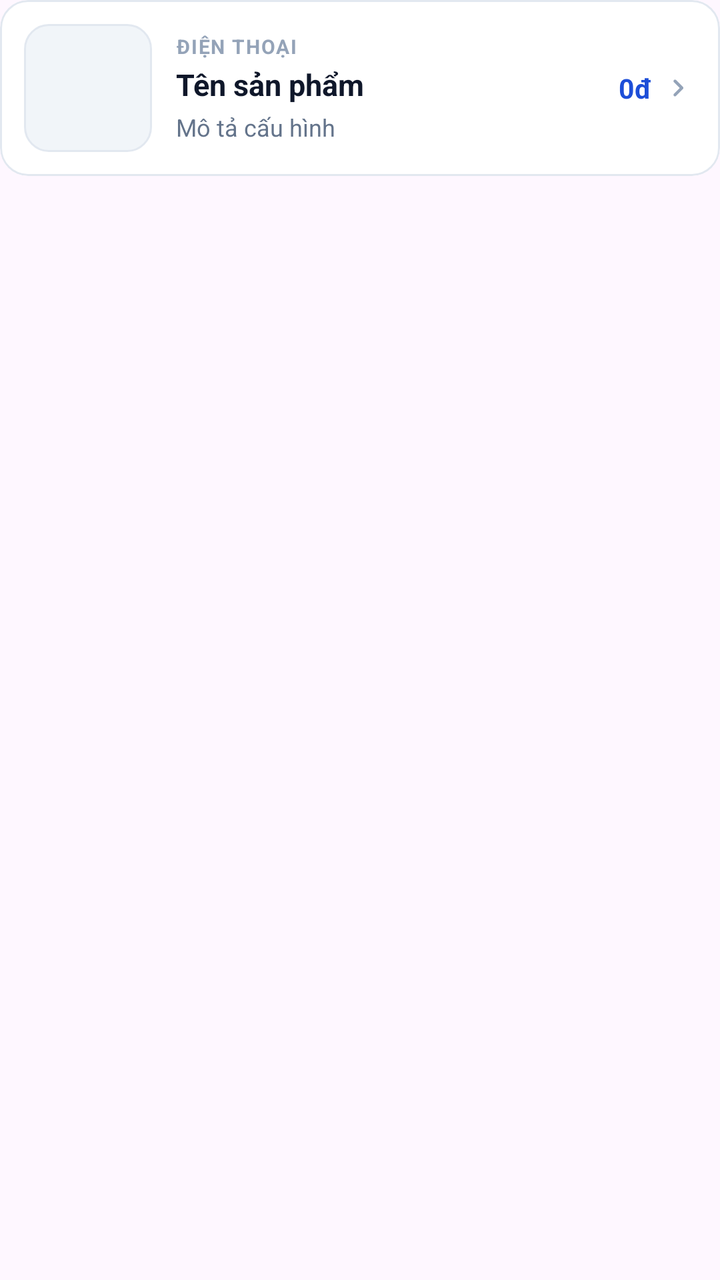
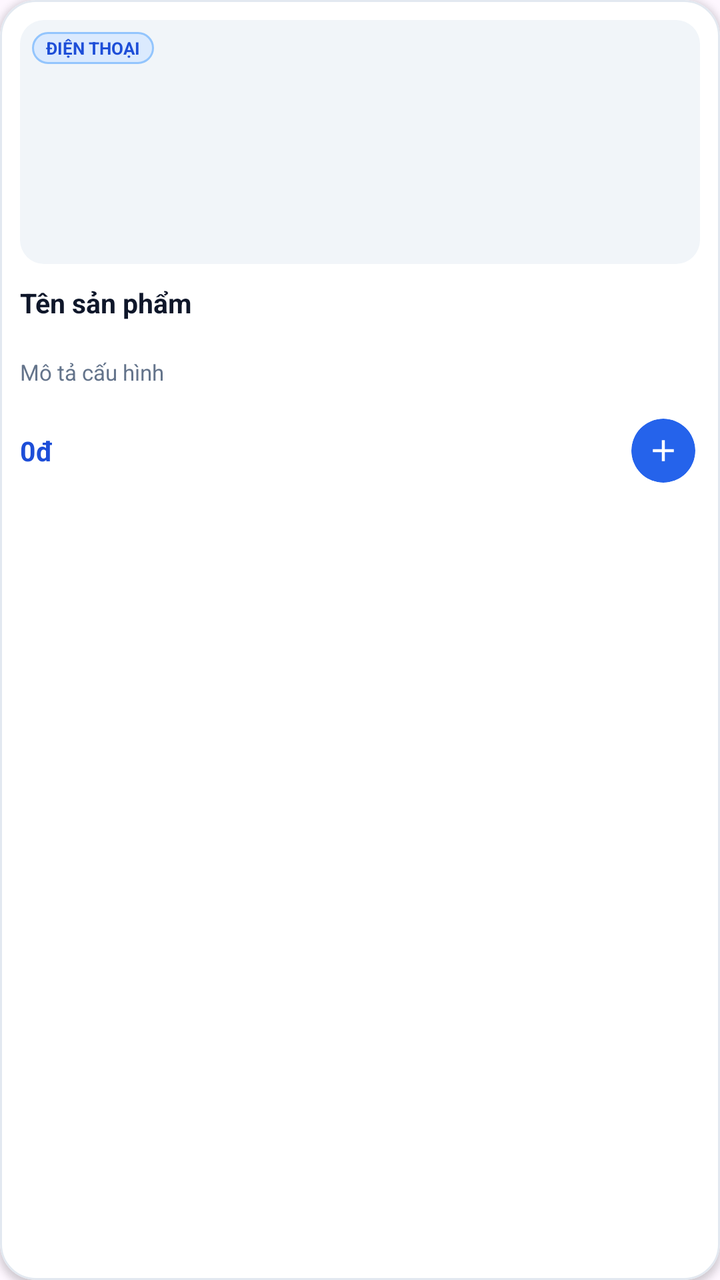

Compare the two renders of this Android layout. The source of the first and the diff that turns it into the second are given below.
<!-- AndroidManifest.xml: application theme Theme.MyApplication -->
<!-- res/layout/item_product.xml -->
<?xml version="1.0" encoding="utf-8"?>
<FrameLayout xmlns:android="http://schemas.android.com/apk/res/android"
    xmlns:app="http://schemas.android.com/apk/res-auto"
    xmlns:tools="http://schemas.android.com/tools"
    android:layout_width="match_parent"
    android:layout_height="wrap_content"
    android:descendantFocusability="blocksDescendants"
    android:paddingBottom="10dp"
    tools:ignore="HardcodedText,TextContrastCheck,TouchTargetSizeCheck">

    <com.google.android.material.card.MaterialCardView
        android:layout_width="match_parent"
        android:layout_height="wrap_content"
        android:clickable="false"
        android:focusable="false"
        app:cardBackgroundColor="@color/surface"
        app:cardCornerRadius="14dp"
        app:cardElevation="0dp"
        app:strokeColor="@color/border"
        app:strokeWidth="1dp">

        <LinearLayout
            android:layout_width="match_parent"
            android:layout_height="wrap_content"
            android:gravity="center_vertical"
            android:minHeight="88dp"
            android:orientation="horizontal"
            android:paddingStart="12dp"
            android:paddingTop="12dp"
            android:paddingEnd="12dp"
            android:paddingBottom="12dp">

            <ImageView
                android:id="@+id/imgProduct"
                android:layout_width="64dp"
                android:layout_height="64dp"
                android:layout_marginEnd="12dp"
                android:background="@drawable/bg_product_thumb"
                android:contentDescription="Ảnh sản phẩm"
                android:padding="4dp"
                android:scaleType="fitCenter" />

            <LinearLayout
                android:layout_width="0dp"
                android:layout_height="wrap_content"
                android:layout_weight="1"
                android:orientation="vertical">

                <LinearLayout
                    android:layout_width="wrap_content"
                    android:layout_height="wrap_content"
                    android:gravity="center_vertical"
                    android:orientation="horizontal">

                    <TextView
                        android:id="@+id/tvProductCategory"
                        android:layout_width="wrap_content"
                        android:layout_height="wrap_content"
                        android:letterSpacing="0.06"
                        android:text="ĐIỆN THOẠI"
                        android:textAllCaps="true"
                        android:textColor="@color/text_tertiary"
                        android:textSize="10sp"
                        android:textStyle="bold" />

                    <TextView
                        android:id="@+id/tvItemOutOfStockBadge"
                        android:layout_width="wrap_content"
                        android:layout_height="wrap_content"
                        android:layout_marginStart="8dp"
                        android:background="@drawable/bg_badge_danger"
                        android:paddingStart="6dp"
                        android:paddingTop="1dp"
                        android:paddingEnd="6dp"
                        android:paddingBottom="1dp"
                        android:text="Hết hàng"
                        android:textColor="@color/danger"
                        android:textSize="9.5sp"
                        android:textStyle="bold"
                        android:visibility="gone" />
                </LinearLayout>

                <TextView
                    android:id="@+id/tvProductName"
                    android:layout_width="match_parent"
                    android:layout_height="wrap_content"
                    android:layout_marginTop="2dp"
                    android:ellipsize="end"
                    android:maxLines="1"
                    android:text="Tên sản phẩm"
                    android:textColor="@color/ink"
                    android:textSize="15sp"
                    android:textStyle="bold" />

                <TextView
                    android:id="@+id/tvProductDesc"
                    android:layout_width="match_parent"
                    android:layout_height="wrap_content"
                    android:layout_marginTop="3dp"
                    android:ellipsize="end"
                    android:maxLines="1"
                    android:text="Mô tả cấu hình"
                    android:textColor="@color/text_secondary"
                    android:textSize="12sp" />
            </LinearLayout>

            <LinearLayout
                android:layout_width="wrap_content"
                android:layout_height="wrap_content"
                android:layout_marginStart="10dp"
                android:gravity="end|center_vertical"
                android:orientation="horizontal">

                <TextView
                    android:id="@+id/tvProductPrice"
                    android:layout_width="wrap_content"
                    android:layout_height="wrap_content"
                    android:gravity="end"
                    android:text="0đ"
                    android:textColor="@color/primary_dark"
                    android:textSize="13.5sp"
                    android:textStyle="bold" />

                <ImageView
                    android:layout_width="18dp"
                    android:layout_height="18dp"
                    android:layout_marginStart="4dp"
                    android:contentDescription="Xem chi tiết"
                    android:src="@drawable/ic_chevron_right_24" />
            </LinearLayout>
        </LinearLayout>
    </com.google.android.material.card.MaterialCardView>
</FrameLayout>
<!-- resources referenced by this layout -->
<resources>
  <color name="border">#E2E8F0</color>
  <color name="danger">#DC2626</color>
  <color name="ink">#0F172A</color>
  <color name="primary_dark">#1D4ED8</color>
  <color name="surface">#FFFFFFFF</color>
  <color name="text_secondary">#64748B</color>
  <color name="text_tertiary">#94A3B8</color>
  <!-- drawable bg_badge_danger (drawable) -->
  <?xml version="1.0" encoding="utf-8"?>
  <shape xmlns:android="http://schemas.android.com/apk/res/android" android:shape="rectangle">
      <solid android:color="#FEE2E2" />
      <corners android:radius="6dp" />
  </shape>
  <!-- drawable bg_product_thumb (drawable) -->
  <?xml version="1.0" encoding="utf-8"?>
  <shape xmlns:android="http://schemas.android.com/apk/res/android" android:shape="rectangle">
      <solid android:color="@color/surface_subtle" />
      <stroke android:width="1dp" android:color="@color/border" />
      <corners android:radius="12dp" />
  </shape>
  <!-- drawable ic_chevron_right_24 (drawable) -->
  <?xml version="1.0" encoding="utf-8"?>
  <vector xmlns:android="http://schemas.android.com/apk/res/android"
      android:width="24dp"
      android:height="24dp"
      android:viewportWidth="24"
      android:viewportHeight="24">
      <path
          android:fillColor="#94A3B8"
          android:pathData="M9.29,6.71c-0.39,0.39 -0.39,1.02 0,1.41L13.17,12l-3.88,3.88c-0.39,0.39 -0.39,1.02 0,1.41c0.39,0.39 1.02,0.39 1.41,0l4.59,-4.59c0.39,-0.39 0.39,-1.02 0,-1.41L10.7,6.7C10.32,6.32 9.68,6.32 9.29,6.71z" />
  </vector>
  <style name="Theme.MyApplication" parent="Base.Theme.MyApplication" />
  <color name="surface_subtle">#F1F5F9</color>
  <style name="Base.Theme.MyApplication" parent="Theme.Material3.Light.NoActionBar">
          <item name="colorPrimary">@color/primary</item>
          <item name="colorOnPrimary">@color/white</item>
          <item name="colorSurface">@color/surface</item>
          <item name="android:fontFamily">sans-serif</item>
          <item name="android:windowLightStatusBar">true</item>
          <item name="android:statusBarColor">@color/screen_background</item>
          <item name="android:navigationBarColor">@color/screen_background</item>
          <item name="android:windowLightNavigationBar" tools:targetApi="27">true</item>
          <item name="android:windowActionModeOverlay">true</item>
      </style>
  <color name="primary">#2563EB</color>
  <color name="white">#FFFFFFFF</color>
  <color name="screen_background">#F7F8FA</color>
</resources>

<!-- the commit's change to res/layout/item_product.xml (unified diff, before → after) -->
@@ -1,133 +1,150 @@
 <?xml version="1.0" encoding="utf-8"?>
-<FrameLayout xmlns:android="http://schemas.android.com/apk/res/android"
+<com.google.android.material.card.MaterialCardView xmlns:android="http://schemas.android.com/apk/res/android"
     xmlns:app="http://schemas.android.com/apk/res-auto"
     xmlns:tools="http://schemas.android.com/tools"
     android:layout_width="match_parent"
     android:layout_height="wrap_content"
-    android:descendantFocusability="blocksDescendants"
-    android:paddingBottom="10dp"
+    android:layout_margin="5dp"
+    android:clickable="true"
+    android:focusable="true"
+    android:foreground="?attr/selectableItemBackground"
+    app:cardBackgroundColor="@color/surface"
+    app:cardCornerRadius="18dp"
+    app:cardElevation="2dp"
+    app:strokeColor="@color/border"
+    app:strokeWidth="1dp"
     tools:ignore="HardcodedText,TextContrastCheck,TouchTargetSizeCheck">
 
-    <com.google.android.material.card.MaterialCardView
+    <LinearLayout
         android:layout_width="match_parent"
         android:layout_height="wrap_content"
-        android:clickable="false"
-        android:focusable="false"
-        app:cardBackgroundColor="@color/surface"
-        app:cardCornerRadius="14dp"
-        app:cardElevation="0dp"
-        app:strokeColor="@color/border"
-        app:strokeWidth="1dp">
+        android:orientation="vertical"
+        android:padding="10dp">
 
+        
+        <FrameLayout
+            android:layout_width="match_parent"
+            android:layout_height="122dp">
+
+            <com.google.android.material.imageview.ShapeableImageView
+                android:id="@+id/imgProduct"
+                android:layout_width="match_parent"
+                android:layout_height="match_parent"
+                android:background="@color/surface_subtle"
+                android:contentDescription="Ảnh sản phẩm"
+                android:scaleType="centerCrop"
+                app:shapeAppearanceOverlay="@style/ShapeAppearance.App.RoundedImage" />
+
+            <TextView
+                android:id="@+id/tvProductCategory"
+                android:layout_width="wrap_content"
+                android:layout_height="wrap_content"
+                android:layout_gravity="top|start"
+                android:layout_margin="6dp"
+                android:background="@drawable/bg_badge_primary"
+                android:ellipsize="end"
+                android:maxLines="1"
+                android:paddingStart="7dp"
+                android:paddingTop="2dp"
+                android:paddingEnd="7dp"
+                android:paddingBottom="2dp"
+                android:text="ĐIỆN THOẠI"
+                android:textAllCaps="true"
+                android:textColor="@color/primary_dark"
+                android:textSize="8.5sp"
+                android:textStyle="bold" />
+
+            <TextView
+                android:id="@+id/tvItemOutOfStockBadge"
+                android:layout_width="wrap_content"
+                android:layout_height="wrap_content"
+                android:layout_gravity="bottom|end"
+                android:layout_margin="6dp"
+                android:background="@drawable/bg_badge_danger"
+                android:paddingStart="7dp"
+                android:paddingTop="2dp"
+                android:paddingEnd="7dp"
+                android:paddingBottom="2dp"
+                android:text="Hết hàng"
+                android:textColor="@color/danger"
+                android:textSize="9sp"
+                android:textStyle="bold"
+                android:visibility="gone" />
+        </FrameLayout>
+
+        
+        <TextView
+            android:id="@+id/tvProductName"
+            android:layout_width="match_parent"
+            android:layout_height="wrap_content"
+            android:layout_marginTop="10dp"
+            android:ellipsize="end"
+            android:maxLines="2"
+            android:minLines="2"
+            android:text="Tên sản phẩm"
+            android:textColor="@color/ink"
+            android:textSize="13.5sp"
+            android:textStyle="bold" />
+
+        <TextView
+            android:id="@+id/tvProductDesc"
+            android:layout_width="match_parent"
+            android:layout_height="wrap_content"
+            android:layout_marginTop="2dp"
+            android:ellipsize="end"
+            android:maxLines="1"
+            android:text="Mô tả cấu hình"
+            android:textColor="@color/text_secondary"
+            android:textSize="11sp" />
+
+        
         <LinearLayout
             android:layout_width="match_parent"
             android:layout_height="wrap_content"
+            android:layout_marginTop="8dp"
             android:gravity="center_vertical"
-            android:minHeight="88dp"
-            android:orientation="horizontal"
-            android:paddingStart="12dp"
-            android:paddingTop="12dp"
-            android:paddingEnd="12dp"
-            android:paddingBottom="12dp">
+            android:orientation="horizontal">
 
-            <ImageView
-                android:id="@+id/imgProduct"
-                android:layout_width="64dp"
-                android:layout_height="64dp"
-                android:layout_marginEnd="12dp"
-                android:background="@drawable/bg_product_thumb"
-                android:contentDescription="Ảnh sản phẩm"
-                android:padding="4dp"
-                android:scaleType="fitCenter" />
-
-            <LinearLayout
+            <TextView
+                android:id="@+id/tvProductPrice"
                 android:layout_width="0dp"
                 android:layout_height="wrap_content"
                 android:layout_weight="1"
-                android:orientation="vertical">
+                android:ellipsize="end"
+                android:maxLines="1"
+                android:text="0đ"
+                android:textColor="@color/primary_dark"
+                android:textSize="13.5sp"
+                android:textStyle="bold" />
 
-                <LinearLayout
-                    android:layout_width="wrap_content"
-                    android:layout_height="wrap_content"
-                    android:gravity="center_vertical"
-                    android:orientation="horizontal">
+            <FrameLayout
+                android:id="@+id/btnQuickAddCart"
+                android:layout_width="48dp"
+                android:layout_height="48dp"
+                android:layout_marginEnd="-6dp"
+                android:clickable="true"
+                android:contentDescription="Thêm nhanh vào giỏ"
+                android:focusable="true">
 
-                    <TextView
-                        android:id="@+id/tvProductCategory"
-                        android:layout_width="wrap_content"
-                        android:layout_height="wrap_content"
-                        android:letterSpacing="0.06"
-                        android:text="ĐIỆN THOẠI"
-                        android:textAllCaps="true"
-                        android:textColor="@color/text_tertiary"
-                        android:textSize="10sp"
-                        android:textStyle="bold" />
+                <com.google.android.material.card.MaterialCardView
+                    android:id="@+id/cardQuickAddBg"
+                    android:layout_width="32dp"
+                    android:layout_height="32dp"
+                    android:layout_gravity="center"
+                    app:cardBackgroundColor="@color/primary"
+                    app:cardCornerRadius="16dp"
+                    app:cardElevation="0dp"
+                    app:strokeWidth="0dp">
 
-                    <TextView
-                        android:id="@+id/tvItemOutOfStockBadge"
-                        android:layout_width="wrap_content"
-                        android:layout_height="wrap_content"
-                        android:layout_marginStart="8dp"
-                        android:background="@drawable/bg_badge_danger"
-                        android:paddingStart="6dp"
-                        android:paddingTop="1dp"
-                        android:paddingEnd="6dp"
-                        android:paddingBottom="1dp"
-                        android:text="Hết hàng"
-                        android:textColor="@color/danger"
-                        android:textSize="9.5sp"
-                        android:textStyle="bold"
-                        android:visibility="gone" />
-                </LinearLayout>
+                    <ImageView
+                        android:layout_width="18dp"
+                        android:layout_height="18dp"
+                        android:layout_gravity="center"
+                        android:contentDescription="Thêm"
+                        android:src="@drawable/ic_add_24" />
+                </com.google.android.material.card.MaterialCardView>
+            </FrameLayout>
+        </LinearLayout>
 
-                <TextView
-                    android:id="@+id/tvProductName"
-                    android:layout_width="match_parent"
-                    android:layout_height="wrap_content"
-                    android:layout_marginTop="2dp"
-                    android:ellipsize="end"
-                    android:maxLines="1"
-                    android:text="Tên sản phẩm"
-                    android:textColor="@color/ink"
-                    android:textSize="15sp"
-                    android:textStyle="bold" />
-
-                <TextView
-                    android:id="@+id/tvProductDesc"
-                    android:layout_width="match_parent"
-                    android:layout_height="wrap_content"
-                    android:layout_marginTop="3dp"
-                    android:ellipsize="end"
-                    android:maxLines="1"
-                    android:text="Mô tả cấu hình"
-                    android:textColor="@color/text_secondary"
-                    android:textSize="12sp" />
-            </LinearLayout>
-
-            <LinearLayout
-                android:layout_width="wrap_content"
-                android:layout_height="wrap_content"
-                android:layout_marginStart="10dp"
-                android:gravity="end|center_vertical"
-                android:orientation="horizontal">
-
-                <TextView
-                    android:id="@+id/tvProductPrice"
-                    android:layout_width="wrap_content"
-                    android:layout_height="wrap_content"
-                    android:gravity="end"
-                    android:text="0đ"
-                    android:textColor="@color/primary_dark"
-                    android:textSize="13.5sp"
-                    android:textStyle="bold" />
-
-                <ImageView
-                    android:layout_width="18dp"
-                    android:layout_height="18dp"
-                    android:layout_marginStart="4dp"
-                    android:contentDescription="Xem chi tiết"
-                    android:src="@drawable/ic_chevron_right_24" />
-            </LinearLayout>
-        </LinearLayout>
-    </com.google.android.material.card.MaterialCardView>
-</FrameLayout>
+    </LinearLayout>
+</com.google.android.material.card.MaterialCardView>
<!-- resource entries referenced after the edit -->
@@ -6,21 +6,22 @@
   <color name="primary_dark">#1D4ED8</color>
   <color name="surface">#FFFFFFFF</color>
   <color name="text_secondary">#64748B</color>
-  <color name="text_tertiary">#94A3B8</color>
   <!-- drawable bg_badge_danger (drawable) -->
   <?xml version="1.0" encoding="utf-8"?>
   <shape xmlns:android="http://schemas.android.com/apk/res/android" android:shape="rectangle">
       <solid android:color="#FEE2E2" />
       <corners android:radius="6dp" />
   </shape>
-  <!-- drawable bg_product_thumb (drawable) -->
+  <!-- drawable bg_badge_primary (drawable) -->
   <?xml version="1.0" encoding="utf-8"?>
   <shape xmlns:android="http://schemas.android.com/apk/res/android" android:shape="rectangle">
-      <solid android:color="@color/surface_subtle" />
-      <stroke android:width="1dp" android:color="@color/border" />
-      <corners android:radius="12dp" />
+      <solid android:color="#DBEAFE" />
+      <stroke
+          android:width="1dp"
+          android:color="#93C5FD" />
+      <corners android:radius="10dp" />
   </shape>
-  <!-- drawable ic_chevron_right_24 (drawable) -->
+  <!-- drawable ic_add_24 (drawable) -->
   <?xml version="1.0" encoding="utf-8"?>
   <vector xmlns:android="http://schemas.android.com/apk/res/android"
       android:width="24dp"
@@ -28,15 +29,28 @@
       android:viewportWidth="24"
       android:viewportHeight="24">
       <path
-          android:fillColor="#94A3B8"
-          android:pathData="M9.29,6.71c-0.39,0.39 -0.39,1.02 0,1.41L13.17,12l-3.88,3.88c-0.39,0.39 -0.39,1.02 0,1.41c0.39,0.39 1.02,0.39 1.41,0l4.59,-4.59c0.39,-0.39 0.39,-1.02 0,-1.41L10.7,6.7C10.32,6.32 9.68,6.32 9.29,6.71z" />
+          android:fillColor="#FFFFFFFF"
+          android:pathData="M19,13h-6v6h-2v-6H5v-2h6V5h2v6h6v2z" />
   </vector>
+  <style name="ShapeAppearance.App.RoundedImage" parent="">
+          <item name="cornerFamily">rounded</item>
+          <item name="cornerSize">12dp</item>
+      </style>
   <style name="Theme.MyApplication" parent="Base.Theme.MyApplication" />
   <color name="surface_subtle">#F1F5F9</color>
   <style name="Base.Theme.MyApplication" parent="Theme.Material3.Light.NoActionBar">
           <item name="colorPrimary">@color/primary</item>
           <item name="colorOnPrimary">@color/white</item>
+          <item name="colorPrimaryContainer">@color/primary_soft</item>
+          <item name="colorOnPrimaryContainer">@color/primary_dark</item>
+          <item name="colorSecondaryContainer">@color/primary_soft</item>
+          <item name="colorOnSecondaryContainer">@color/primary_dark</item>
           <item name="colorSurface">@color/surface</item>
+          <item name="colorOnSurface">@color/ink</item>
+          <item name="colorSurfaceVariant">@color/surface_subtle</item>
+          <item name="colorOnSurfaceVariant">@color/text_secondary</item>
+          <item name="colorOutline">@color/border_strong</item>
+          <item name="elevationOverlayEnabled">false</item>
           <item name="android:fontFamily">sans-serif</item>
           <item name="android:windowLightStatusBar">true</item>
           <item name="android:statusBarColor">@color/screen_background</item>
@@ -46,6 +60,8 @@
       </style>
   <color name="primary">#2563EB</color>
   <color name="white">#FFFFFFFF</color>
-  <color name="screen_background">#F7F8FA</color>
+  <color name="primary_soft">#EFF6FF</color>
+  <color name="border_strong">#CBD5E1</color>
+  <color name="screen_background">#F4F5F9</color>
 </resources>
 
